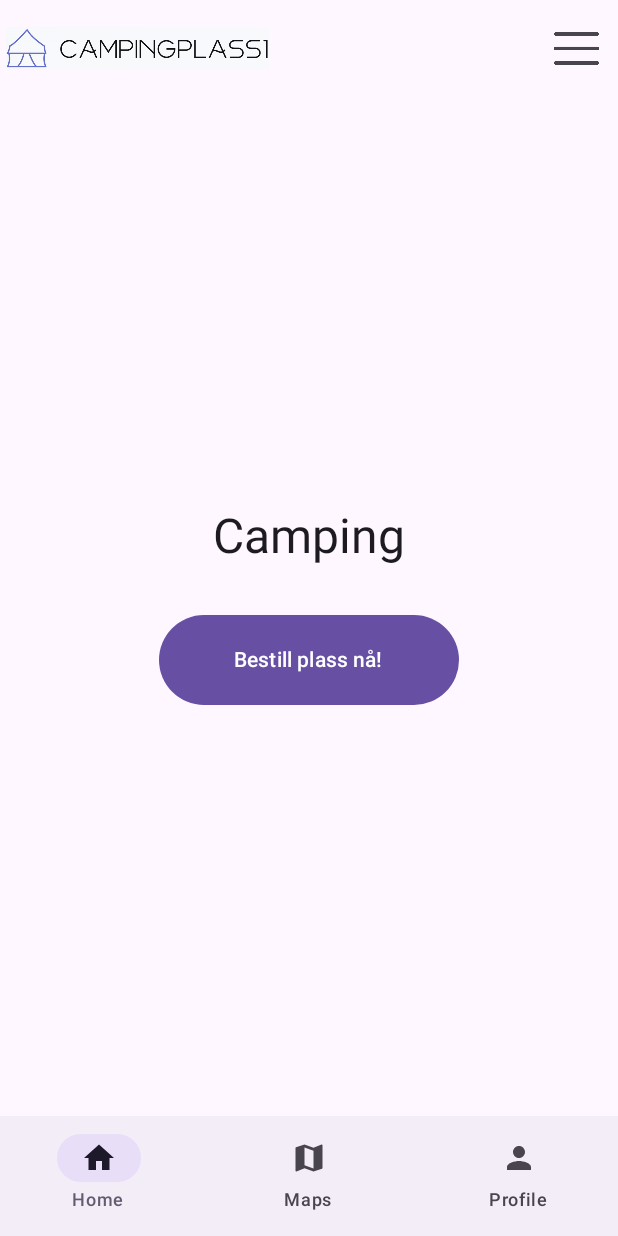
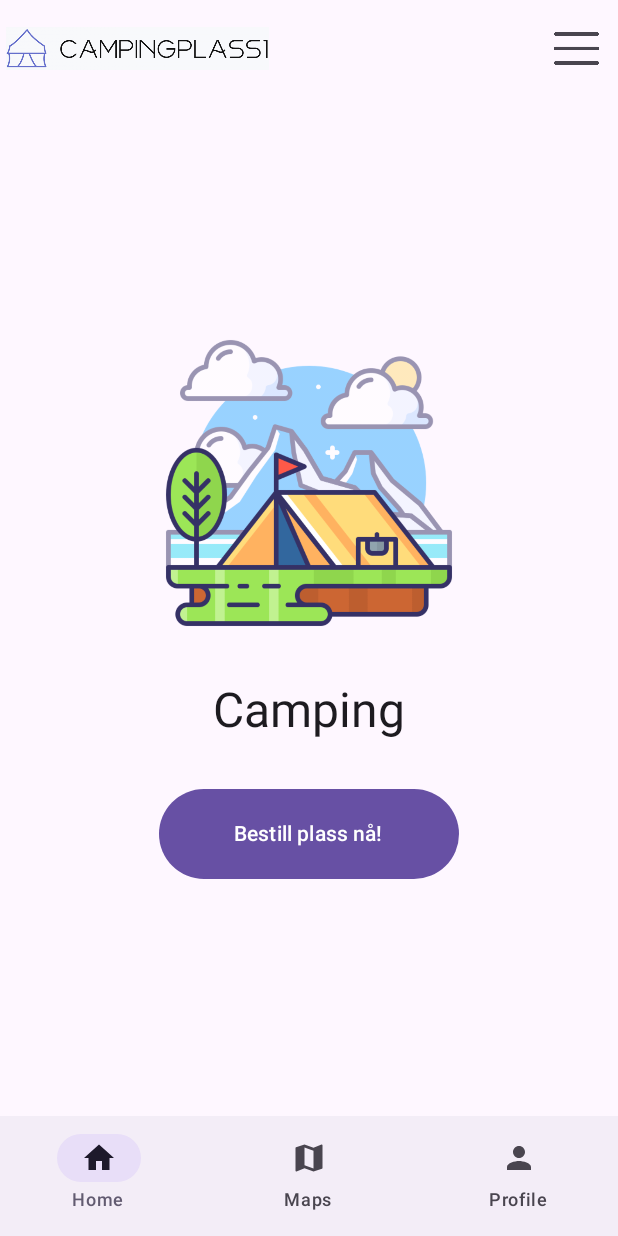
Before and after one commit to jeskro1/MOB3000Gruppe4Camping, an Android app built with Jetpack Compose: the screen it shows after launch (MainActivity), on a phone screen of 412 x 824 dp. Run offline under Robolectric (Android 15) with nearby library versions, the phone set to English and light mode, and no system bars.

```diff
--- a/app/src/main/java/com/example/mob3000gruppe4camping/userinterface/HomeScreen.kt
+++ b/app/src/main/java/com/example/mob3000gruppe4camping/userinterface/HomeScreen.kt
@@ -1,18 +1,19 @@
 package com.example.mob3000gruppe4camping.userinterface
 
+import androidx.compose.foundation.Image
 import androidx.compose.foundation.layout.*
 import androidx.compose.material3.*
 import androidx.compose.runtime.Composable
 import androidx.compose.ui.Alignment
 import androidx.compose.ui.Modifier
+import androidx.compose.ui.res.painterResource
 import androidx.compose.ui.unit.dp
+import com.example.mob3000gruppe4camping.R
 
 @Composable
 fun HomeScreen() {
     Scaffold(
         modifier = Modifier.fillMaxSize(),
-
-
     ) { innerPadding ->
         Column(
             modifier = Modifier
@@ -21,11 +22,22 @@ fun HomeScreen() {
             horizontalAlignment = Alignment.CenterHorizontally,
             verticalArrangement = Arrangement.Center
         ) {
+            CampingImage()
+            Spacer(modifier = Modifier.height(32.dp))
             TitleText()
             Spacer(modifier = Modifier.height(32.dp))
             CenteredButton()
         }
     }
+}
+
+@Composable
+fun CampingImage() {
+    Image(
+        painter = painterResource(id = R.drawable.camping_zone_1), // Replace with your image resource
+        contentDescription = "Camping Logo",
+        modifier = Modifier.size(200.dp) // Adjust size if necessary
+    )
 }
 
 @Composable
```
Also changed, not shown: app/src/main/res/drawable/camping_zone_1.png (added).
